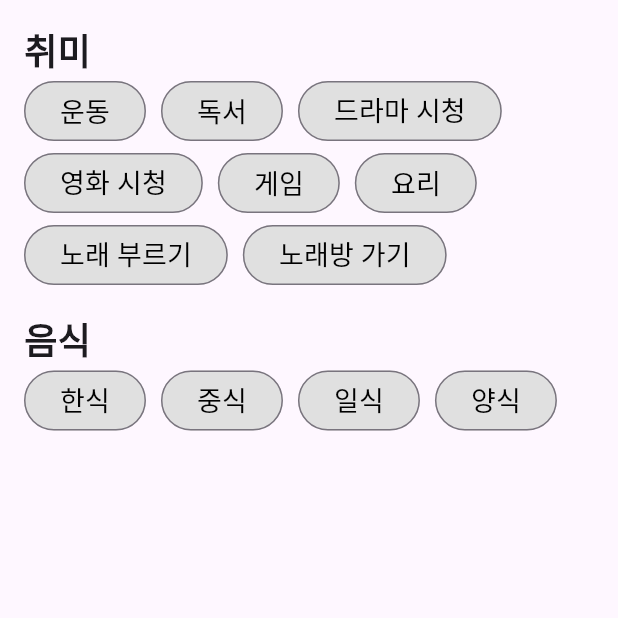
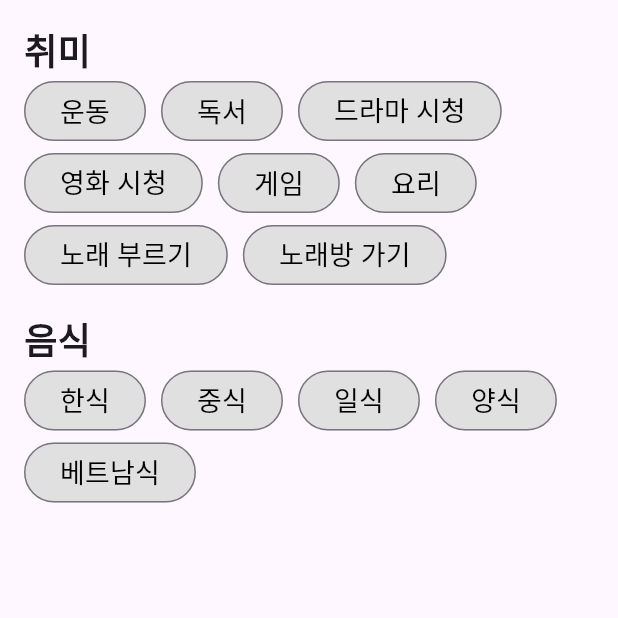
Before and after one commit to MoappFinalTeamProject/MoappTeamProject, a Flutter app: the MyPreference screen opened directly, on a phone screen of 412 x 824 dp, the top half of it. Run offline on Flutter 3.47's test engine with Material 2 defaults, Android fonts, the phone set to English and light mode, and no system bars; our stand-ins replace carousel_slider, chat_bubbles, cloud_firestore, firebase_auth, firebase_core, firebase_storage and 7 more; missing offline and left inert: dart_openai, google_mlkit_face_detection, onboarding; accounts and stored records are empty.

Commit message:
[feat] My Profile Page Taps

```diff
--- a/lib/pages/profile_page/my_preference.dart
+++ b/lib/pages/profile_page/my_preference.dart
@@ -26,6 +26,7 @@ class _MyPreferenceState extends State<MyPreference> {
     '중식': false,
     '일식': false,
     '양식': false,
+    '베트남식': false,
   };
 
   void savePreferences() {
```
